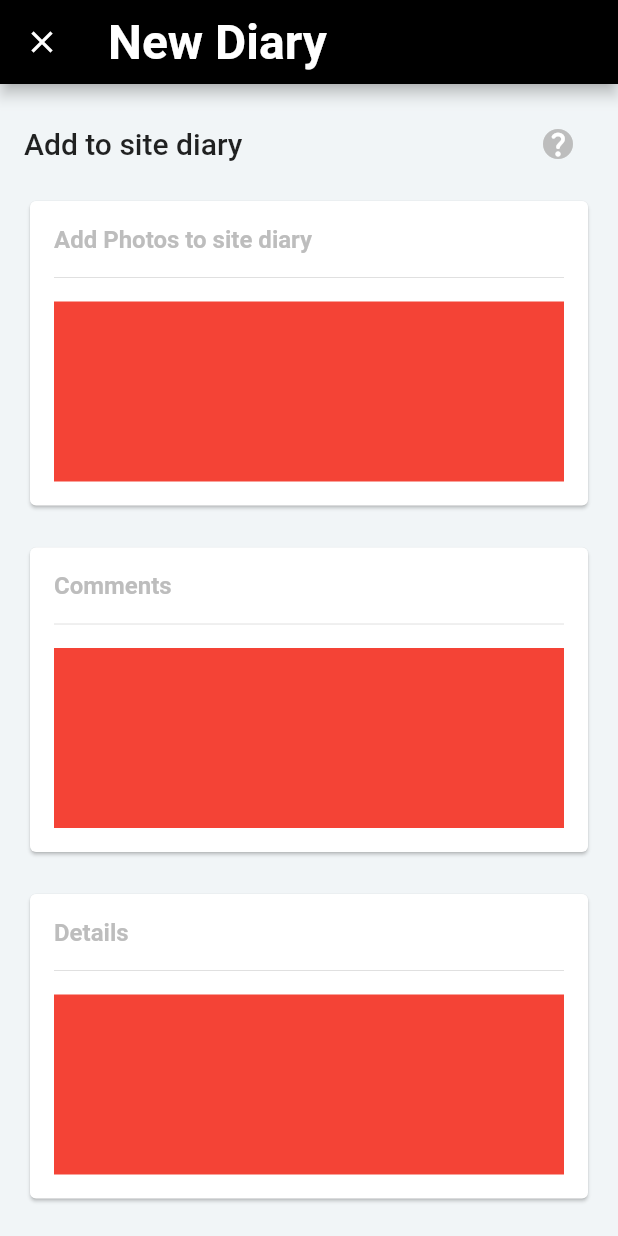
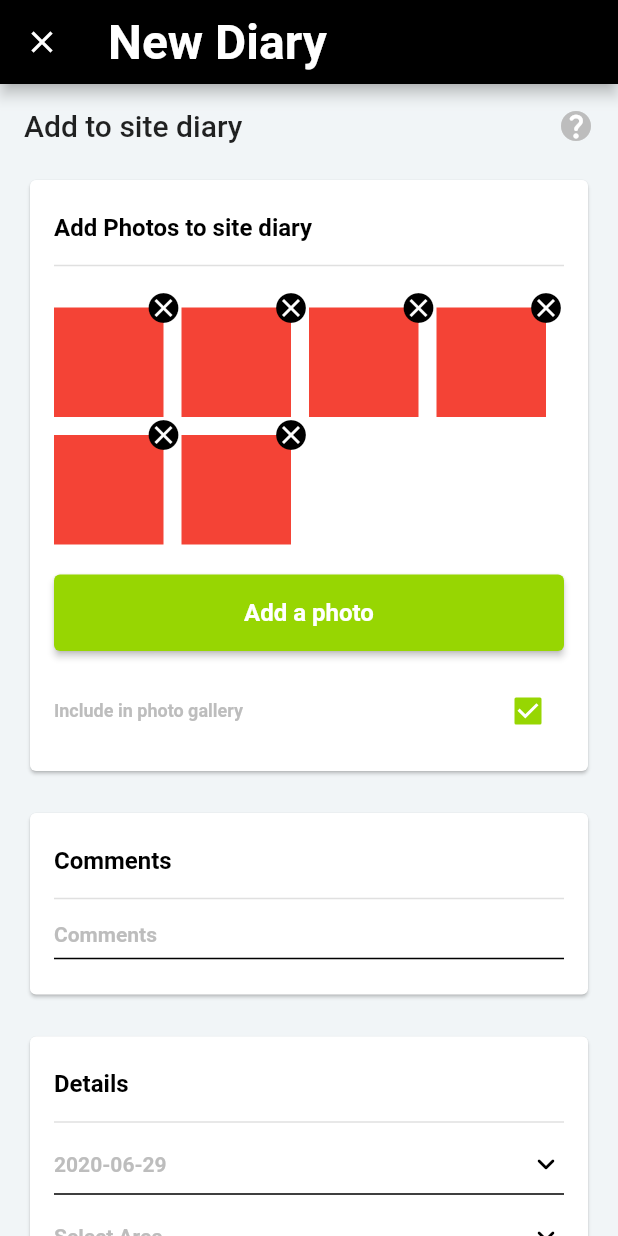
Before and after one commit to rayray199085/Martin-Pulgar-Demo, a Flutter app: the screen it shows after launch, on a phone screen of 412 x 824 dp. Run offline on Flutter 3.47's test engine with Material 2 defaults, Android fonts, the phone set to English and light mode, and no system bars; our stand-ins replace bloc, dio, equatable, flutter_bloc, get_it; generated files the repository leaves out were written again.

Commit message:
Update screen UI

```diff
--- a/lib/core/theme/mpd_light_theme.dart
+++ b/lib/core/theme/mpd_light_theme.dart
@@ -5,6 +5,9 @@ class MspLightTheme {
     return ThemeData(
       colorScheme:
           const ColorScheme.light().copyWith(secondary: Colors.grey.shade400),
+      checkboxTheme: CheckboxThemeData(
+        fillColor: MaterialStateProperty.all(_primaryColor),
+      ),
       appBarTheme: const AppBarTheme(
           backgroundColor: Colors.black,
           titleTextStyle: TextStyle(
--- a/lib/feature/screens/new_diary/new_diary_screen.dart
+++ b/lib/feature/screens/new_diary/new_diary_screen.dart
@@ -2,8 +2,9 @@ import 'package:flutter/material.dart';
 import 'package:flutter_bloc/flutter_bloc.dart';
 import 'package:martin_pulgar_demo/feature/screens/new_diary/cubit/new_diary_cubit.dart';
 import 'package:flutter_gen/gen_l10n/app_localizations.dart';
-import 'package:martin_pulgar_demo/feature/screens/new_diary/widget/help_button.dart';
-import 'package:martin_pulgar_demo/feature/screens/new_diary/widget/section_card.dart';
+import 'package:martin_pulgar_demo/feature/screens/new_diary/widgets/new_diary_content_view.dart';
+
+import '../../widgets/circle_icon_button.dart';
 
 class NewDiaryScreen extends StatelessWidget {
   const NewDiaryScreen({super.key});
@@ -48,64 +49,19 @@ class NewDiaryBody extends StatelessWidget {
                       style: Theme.of(context).textTheme.titleLarge,
                     ),
                     const Spacer(),
-                    HelpButton(onPressed: () {}),
+                    CircleIconButton(
+                      icon: Icons.question_mark_rounded,
+                      backgroundColor: Theme.of(context).colorScheme.secondary,
+                      onTap: () {},
+                    ),
                   ],
                 ),
-                const SizedBox(height: 10),
-                SectionCard(
-                  headerLabel:
-                      AppLocalizations.of(context)!.addPhotosToSiteDiary,
-                  body: Column(
-                    children: [
-                      Container(
-                        color: Colors.red,
-                        height: 120,
-                      )
-                    ],
-                  ),
-                ),
-                const SizedBox(height: 20),
-                SectionCard(
-                  headerLabel: AppLocalizations.of(context)!.comments,
-                  body: Column(
-                    children: [
-                      Container(
-                        color: Colors.red,
-                        height: 120,
-                      )
-                    ],
-                  ),
-                ),
-                const SizedBox(height: 20),
-                SectionCard(
-                  headerLabel: AppLocalizations.of(context)!.details,
-                  body: Column(
-                    children: [
-                      Container(
-                        color: Colors.red,
-                        height: 120,
-                      )
-                    ],
-                  ),
-                ),
-                const SizedBox(height: 20),
-                SectionCard(
-                  headerLabel:
-                      AppLocalizations.of(context)!.linkToExistingEvent,
-                  body: Column(
-                    children: [
-                      Container(
-                        color: Colors.red,
-                        height: 120,
-                      )
-                    ],
-                  ),
-                ),
-                const SizedBox(height: 20),
+                const NewDiaryContentView(),
+                const SizedBox(height: 20.0),
                 ElevatedButton(
                     onPressed: () {},
                     child: Padding(
-                        padding: const EdgeInsets.symmetric(vertical: 16),
+                        padding: const EdgeInsets.symmetric(vertical: 16.0),
                         child: Text(
                           AppLocalizations.of(context)!.next,
                         ))),
--- a/lib/feature/screens/new_diary/widget/help_button.dart
+++ /dev/null
@@ -1,35 +0,0 @@
-import 'package:flutter/material.dart';
-
-class _HelpButtonConstants {
-  static double circleSize = 24.0;
-  static double questionMarkSize = 20.0;
-}
-
-class HelpButton extends StatelessWidget {
-  const HelpButton({
-    super.key,
-    required this.onPressed,
-  });
-  final VoidCallback onPressed;
-  @override
-  Widget build(BuildContext context) {
-    return IconButton(
-        onPressed: onPressed,
-        padding: EdgeInsets.zero,
-        icon: Stack(
-          alignment: Alignment.center,
-          children: [
-            Icon(
-              Icons.circle,
-              color: Theme.of(context).colorScheme.secondary,
-              size: _HelpButtonConstants.circleSize,
-            ),
-            Icon(
-              Icons.question_mark_rounded,
-              color: Theme.of(context).colorScheme.surface,
-              size: _HelpButtonConstants.questionMarkSize,
-            ),
-          ],
-        ));
-  }
-}
--- /dev/null
+++ b/lib/feature/screens/new_diary/widgets/new_diary_add_photos_section.dart
@@ -0,0 +1,61 @@
+import 'package:flutter/material.dart';
+import 'package:flutter_gen/gen_l10n/app_localizations.dart';
+
+import '../../../widgets/image_preview_view.dart';
+import '../../../widgets/section_card.dart';
+
+class NewDiaryAddPhotosSection extends StatelessWidget {
+  const NewDiaryAddPhotosSection({super.key});
+
+  @override
+  Widget build(BuildContext context) {
+    return SectionCard(
+      headerLabel: AppLocalizations.of(context)!.addPhotosToSiteDiary,
+      body: Column(
+        crossAxisAlignment: CrossAxisAlignment.stretch,
+        children: [
+          GridView(
+            padding: EdgeInsets.zero,
+            gridDelegate: const SliverGridDelegateWithFixedCrossAxisCount(
+              crossAxisCount: 4,
+            ),
+            shrinkWrap: true,
+            physics: const NeverScrollableScrollPhysics(),
+            children: const [
+              ImagePreviewView(),
+              ImagePreviewView(),
+              ImagePreviewView(),
+              ImagePreviewView(),
+              ImagePreviewView(),
+              ImagePreviewView(),
+            ],
+          ),
+          const SizedBox(height: 20.0),
+          ElevatedButton(
+            onPressed: () {},
+            child: Padding(
+              padding: const EdgeInsets.symmetric(vertical: 16.0),
+              child: Text(
+                AppLocalizations.of(context)!.addAPhoto,
+              ),
+            ),
+          ),
+          const SizedBox(height: 16.0),
+          Row(
+            children: [
+              Text(
+                AppLocalizations.of(context)!.includeInPhotoGallery,
+                style: Theme.of(context).textTheme.bodySmall?.copyWith(
+                      color: Theme.of(context).colorScheme.secondary,
+                      fontWeight: FontWeight.w600,
+                    ),
+              ),
+              const Spacer(),
+              Checkbox(value: true, onChanged: (val) {})
+            ],
+          )
+        ],
+      ),
+    );
+  }
+}
--- /dev/null
+++ b/lib/feature/screens/new_diary/widgets/new_diary_comment_section.dart
@@ -0,0 +1,21 @@
+import 'package:flutter/material.dart';
+import 'package:flutter_gen/gen_l10n/app_localizations.dart';
+
+import '../../../widgets/placeholder_view.dart';
+import '../../../widgets/section_card.dart';
+
+class NewDiaryCommentSection extends StatelessWidget {
+  const NewDiaryCommentSection({super.key});
+
+  @override
+  Widget build(BuildContext context) {
+    return SectionCard(
+      headerLabel: AppLocalizations.of(context)!.comments,
+      body: Column(
+        children: [
+          PlaceholderView(label: AppLocalizations.of(context)!.comments),
+        ],
+      ),
+    );
+  }
+}
--- /dev/null
+++ b/lib/feature/screens/new_diary/widgets/new_diary_content_view.dart
@@ -0,0 +1,26 @@
+import 'package:flutter/material.dart';
+import 'package:martin_pulgar_demo/feature/screens/new_diary/widgets/new_diary_comment_section.dart';
+import 'package:martin_pulgar_demo/feature/screens/new_diary/widgets/new_diary_link_event_section.dart';
+
+import 'new_diary_add_photos_section.dart';
+import 'new_diary_details_section.dart';
+
+class NewDiaryContentView extends StatelessWidget {
+  const NewDiaryContentView({super.key});
+
+  @override
+  Widget build(BuildContext context) {
+    return const Column(
+      children: [
+        SizedBox(height: 20.0),
+        NewDiaryAddPhotosSection(),
+        SizedBox(height: 20.0),
+        NewDiaryCommentSection(),
+        SizedBox(height: 20.0),
+        NewDiaryDetailsSection(),
+        SizedBox(height: 20.0),
+        NewDiaryLinkEventSection(),
+      ],
+    );
+  }
+}
--- /dev/null
+++ b/lib/feature/screens/new_diary/widgets/new_diary_details_section.dart
@@ -0,0 +1,36 @@
+import 'package:flutter/material.dart';
+import 'package:flutter_gen/gen_l10n/app_localizations.dart';
+
+import '../../../widgets/placeholder_view.dart';
+import '../../../widgets/section_card.dart';
+
+class NewDiaryDetailsSection extends StatelessWidget {
+  const NewDiaryDetailsSection({super.key});
+
+  @override
+  Widget build(BuildContext context) {
+    return SectionCard(
+      headerLabel: AppLocalizations.of(context)!.details,
+      body: Column(
+        children: [
+          const PlaceholderView(
+            label: '2020-06-29',
+            showArrowIcon: true,
+          ),
+          const SizedBox(height: 8.0),
+          PlaceholderView(
+            label: AppLocalizations.of(context)!.selectArea,
+            showArrowIcon: true,
+          ),
+          const SizedBox(height: 8.0),
+          PlaceholderView(
+            label: AppLocalizations.of(context)!.taskCategory,
+            showArrowIcon: true,
+          ),
+          const SizedBox(height: 8.0),
+          PlaceholderView(label: AppLocalizations.of(context)!.tags),
+        ],
+      ),
+    );
+  }
+}
--- /dev/null
+++ b/lib/feature/screens/new_diary/widgets/new_diary_link_event_section.dart
@@ -0,0 +1,25 @@
+import 'package:flutter/material.dart';
+import 'package:martin_pulgar_demo/feature/widgets/section_card.dart';
+import 'package:flutter_gen/gen_l10n/app_localizations.dart';
+
+import '../../../widgets/placeholder_view.dart';
+
+class NewDiaryLinkEventSection extends StatelessWidget {
+  const NewDiaryLinkEventSection({super.key});
+
+  @override
+  Widget build(BuildContext context) {
+    return SectionCard(
+      headerLabel: AppLocalizations.of(context)!.linkToExistingEvent,
+      showHeaderCheckBox: true,
+      body: Column(
+        children: [
+          PlaceholderView(
+            label: AppLocalizations.of(context)!.selectAnEvent,
+            showArrowIcon: true,
+          ),
+        ],
+      ),
+    );
+  }
+}
--- /dev/null
+++ b/lib/feature/widgets/circle_icon_button.dart
@@ -0,0 +1,38 @@
+import 'package:flutter/material.dart';
+
+class _CircleIconButtonConstants {
+  static double circleSize = 24.0;
+  static double questionMarkSize = 20.0;
+}
+
+class CircleIconButton extends StatelessWidget {
+  const CircleIconButton({
+    super.key,
+    required this.icon,
+    required this.backgroundColor,
+    required this.onTap,
+  });
+  final IconData icon;
+  final Color backgroundColor;
+  final VoidCallback onTap;
+  @override
+  Widget build(BuildContext context) {
+    return InkWell(
+        onTap: onTap,
+        child: Stack(
+          alignment: Alignment.center,
+          children: [
+            Icon(
+              Icons.circle,
+              color: backgroundColor,
+              size: _CircleIconButtonConstants.circleSize,
+            ),
+            Icon(
+              icon,
+              color: Theme.of(context).colorScheme.surface,
+              size: _CircleIconButtonConstants.questionMarkSize,
+            ),
+          ],
+        ));
+  }
+}
--- /dev/null
+++ b/lib/feature/widgets/image_preview_view.dart
@@ -0,0 +1,31 @@
+import 'package:flutter/material.dart';
+
+import 'circle_icon_button.dart';
+
+class ImagePreviewView extends StatelessWidget {
+  const ImagePreviewView({super.key});
+
+  @override
+  Widget build(BuildContext context) {
+    return Stack(
+      alignment: Alignment.topRight,
+      children: [
+        Padding(
+          padding: const EdgeInsets.only(top: 12.0, right: 12.0),
+          child: SizedBox(
+            height: 75.0,
+            width: 75.0,
+            child: Container(
+              color: Colors.red,
+            ),
+          ),
+        ),
+        CircleIconButton(
+          icon: Icons.close,
+          backgroundColor: Theme.of(context).colorScheme.onSecondary,
+          onTap: () {},
+        ),
+      ],
+    );
+  }
+}
--- /dev/null
+++ b/lib/feature/widgets/placeholder_view.dart
@@ -0,0 +1,41 @@
+import 'package:flutter/material.dart';
+
+class PlaceholderView extends StatelessWidget {
+  const PlaceholderView({
+    super.key,
+    required this.label,
+    this.showArrowIcon = false,
+  });
+
+  final String label;
+  final bool showArrowIcon;
+
+  @override
+  Widget build(BuildContext context) {
+    return Column(
+      children: [
+        Row(
+          children: [
+            Text(
+              label,
+              style: Theme.of(context).textTheme.bodyMedium?.copyWith(
+                    color: Theme.of(context).colorScheme.secondary,
+                    fontWeight: FontWeight.w600,
+                  ),
+            ),
+            const Spacer(),
+            if (showArrowIcon)
+              Icon(
+                Icons.keyboard_arrow_down_rounded,
+                color: Theme.of(context).colorScheme.onSecondary,
+              )
+          ],
+        ),
+        Divider(
+          color: Theme.of(context).colorScheme.onSecondary,
+          thickness: 1.0,
+        ),
+      ],
+    );
+  }
+}
--- a/lib/feature/screens/new_diary/widget/section_card.dart
+++ b/lib/feature/widgets/section_card.dart
@@ -4,34 +4,44 @@ class SectionCard extends StatelessWidget {
   const SectionCard({
     super.key,
     required this.headerLabel,
+    this.showHeaderCheckBox = false,
     required this.body,
   });
 
   final String headerLabel;
+  final bool showHeaderCheckBox;
   final Widget body;
 
   @override
   Widget build(BuildContext context) {
     return Card(
       child: Padding(
-        padding: const EdgeInsets.all(16),
+        padding: const EdgeInsets.all(16.0),
         child: Column(
           crossAxisAlignment: CrossAxisAlignment.start,
           children: [
+            const SizedBox(
+              height: 6.0,
+            ),
             Row(
               children: [
                 Text(
                   headerLabel,
                   style: Theme.of(context).textTheme.titleMedium?.copyWith(
-                        fontWeight: FontWeight.w600,
-                        color: Theme.of(context).colorScheme.secondary,
+                        fontWeight: FontWeight.bold,
+                        color: Theme.of(context).colorScheme.onSecondary,
                       ),
                 ),
+                const Spacer(),
+                if (showHeaderCheckBox)
+                  Checkbox(value: true, onChanged: (val) {})
               ],
             ),
             const Padding(
-              padding: EdgeInsets.symmetric(vertical: 8),
-              child: Divider(),
+              padding: EdgeInsets.symmetric(vertical: 8.0),
+              child: Divider(
+                thickness: 1.0,
+              ),
             ),
             body,
           ],
--- a/lib/l10n/intl_en.arb
+++ b/lib/l10n/intl_en.arb
@@ -1,8 +1,10 @@
 {
+    "addAPhoto": "Add a photo",
     "addPhotosToSiteDiary": "Add Photos to site diary",
     "addToSiteDiary": "Add to site diary",
     "comments": "Comments",
     "details": "Details",
+    "includeInPhotoGallery": "Include in photo gallery",
     "linkToExistingEvent": "Link to existing event?",
     "next": "Next",
     "newDiary": "New Diary",
```
Also changed, not shown: lib/generated/intl/messages_en.dart, lib/generated/l10n.dart.
